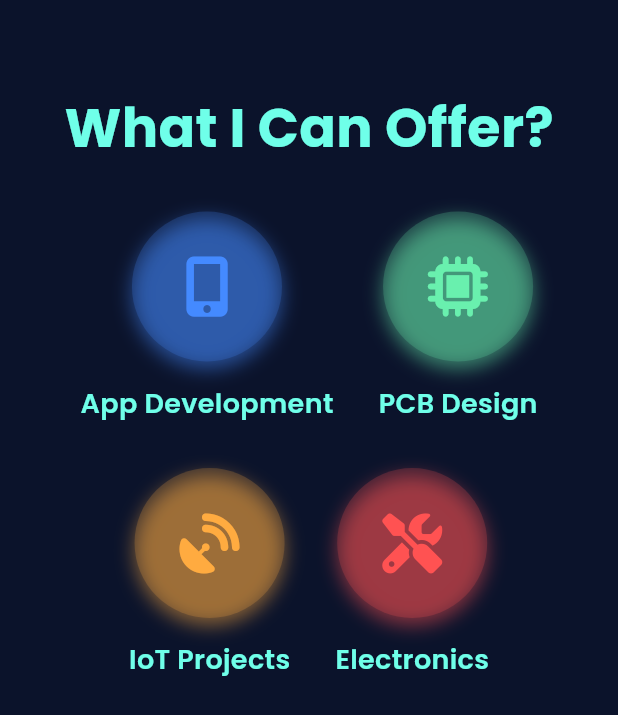
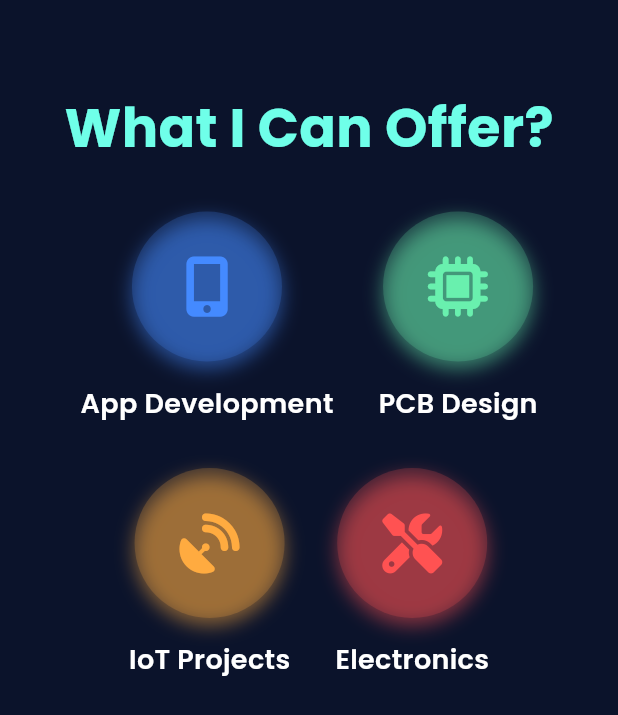
Before and after one commit to nainaiurk/nainaifolio, a Flutter app: the WhatICanOfferSection widget shown alone on an empty page, opened directly with empty values, on a phone screen of 412 x 824 dp. Shown: the top 715 px of the screen. Run offline on Flutter 3.47's test engine with Material 3 defaults, Android fonts, the light colour scheme and no system bars; our stand-ins replace animated_text_kit, font_awesome_flutter, google_fonts, percent_indicator; missing offline and left inert: dart:js; network calls fail.

Commit message:
responsive start updated

```diff
--- a/lib/widgets/what_i_can_offer_section.dart
+++ b/lib/widgets/what_i_can_offer_section.dart
@@ -7,7 +7,7 @@ class WhatICanOfferSection extends StatelessWidget {
   final Key? key;
   final List<OfferItem> offers = [
     OfferItem(
-      icon: FontAwesomeIcons.mobileAlt,
+      icon: FontAwesomeIcons.mobileScreenButton,
       label: "App Development",
       color: Colors.blueAccent,
     ),
@@ -22,7 +22,7 @@ class WhatICanOfferSection extends StatelessWidget {
       color: Colors.orangeAccent,
     ),
     OfferItem(
-      icon: FontAwesomeIcons.tools,
+      icon: FontAwesomeIcons.screwdriverWrench,
       label: "Electronics",
       color: Colors.redAccent,
     ),
@@ -93,7 +93,7 @@ class WhatICanOfferSection extends StatelessWidget {
           style: TextStyle(
             fontSize: 18,
             fontWeight: FontWeight.w600,
-            color: Theme.of(context).textTheme.bodyText1!.color,
+            color: Theme.of(context).textTheme.bodyMedium!.color,
           ),
         ),
       ],
```
